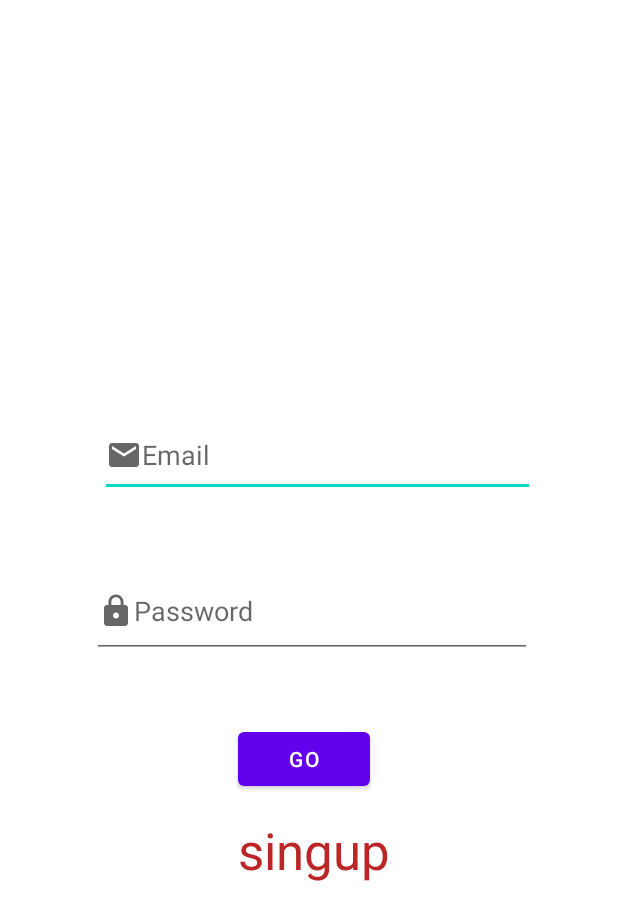
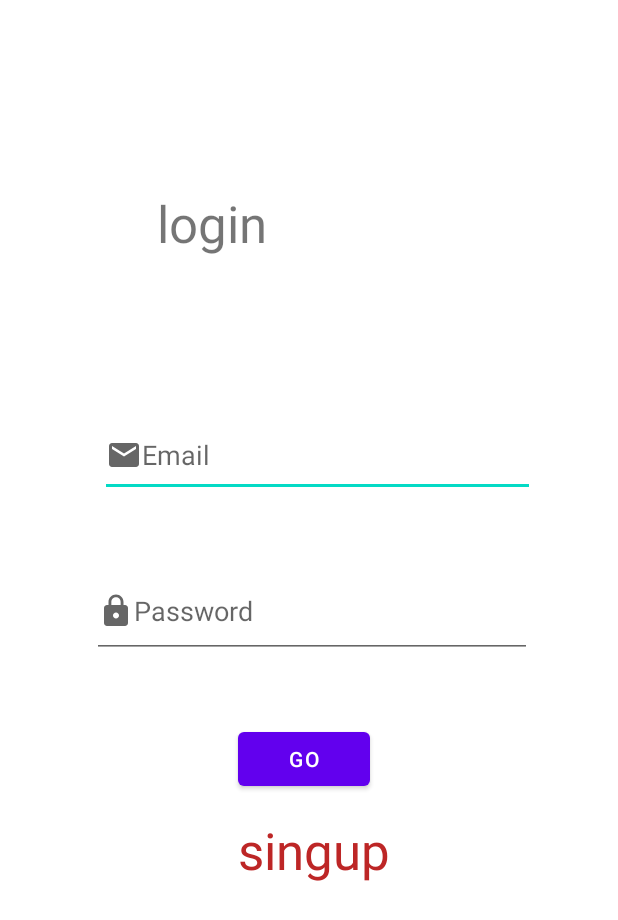
Before and after one commit to EmtenanAh/FinalProject, an Android app: the screen it shows after launch (Login), on a phone screen of 412 x 824 dp. Shown: the top 920 px of the screen. Run offline under Robolectric (Android 15) with nearby library versions, the phone set to English and light mode, and no system bars.

Commit message:
LoginActivity

```diff
--- a/app/src/main/java/com/example/finalproject/View/Registration.kt
+++ b/app/src/main/java/com/example/finalproject/View/Home/HomeActivity.kt
@@ -1,12 +1,12 @@
-package com.example.finalproject.View
+package com.example.finalproject.View.Home
 
 import androidx.appcompat.app.AppCompatActivity
 import android.os.Bundle
 import com.example.finalproject.R
 
-class Registration : AppCompatActivity() {
+class HomeActivity : AppCompatActivity() {
     override fun onCreate(savedInstanceState: Bundle?) {
         super.onCreate(savedInstanceState)
-        setContentView(R.layout.activity_registration)
+        setContentView(R.layout.activity_home)
     }
 }
--- /dev/null
+++ b/app/src/main/java/com/example/finalproject/View/Login/Login.kt
@@ -0,0 +1,25 @@
+package com.example.finalproject.View.Login
+
+import android.content.Intent
+import androidx.appcompat.app.AppCompatActivity
+import android.os.Bundle
+import androidx.activity.viewModels
+import com.example.finalproject.R
+import com.example.finalproject.View.Home.HomeActivity
+import com.example.finalproject.databinding.ActivityLoginBinding
+
+class Login : AppCompatActivity() {
+    override fun onCreate(savedInstanceState: Bundle?) {
+        super.onCreate(savedInstanceState)
+        val binding= ActivityLoginBinding.inflate(layoutInflater)
+        val vm:LoginViewModel by viewModels()
+        binding.login.setOnClickListener{
+            vm.login(binding.email.text.toString(),binding.password.text.toString())
+            vm.loginLiveData.observe(this,{
+                startActivity(Intent(this,HomeActivity::class.java))
+            })
+        }
+        setContentView(binding.root)
+
+    }
+}
--- a/app/src/main/java/com/example/finalproject/View/Login.kt
+++ b/app/src/main/java/com/example/finalproject/View/Registration/Registration.kt
@@ -1,12 +1,13 @@
-package com.example.finalproject.View
+package com.example.finalproject.View.Registration
 
 import androidx.appcompat.app.AppCompatActivity
 import android.os.Bundle
 import com.example.finalproject.R
 
-class Login : AppCompatActivity() {
+class Registration : AppCompatActivity() {
     override fun onCreate(savedInstanceState: Bundle?) {
         super.onCreate(savedInstanceState)
-        setContentView(R.layout.activity_login)
+        setContentView(R.layout.activity_registration)
+
     }
 }
--- /dev/null
+++ b/app/src/main/java/com/example/finalproject/View/Registration/RegistrationViewModel.kt
@@ -0,0 +1,4 @@
+package com.example.finalproject.View.Registration
+
+class RegistrationViewModel {
+}
--- a/app/src/main/java/com/example/finalproject/View/Splash.kt
+++ b/app/src/main/java/com/example/finalproject/View/Splash/Splash.kt
@@ -1,10 +1,11 @@
-package com.example.finalproject.View
+package com.example.finalproject.View.Splash
 
 import android.content.Intent
 import androidx.appcompat.app.AppCompatActivity
 import android.os.Bundle
 import android.os.Handler
 import com.example.finalproject.R
+import com.example.finalproject.View.Login.Login
 
 class Splash : AppCompatActivity() {
     override fun onCreate(savedInstanceState: Bundle?) {
--- a/app/src/main/res/layout/activity_login.xml
+++ b/app/src/main/res/layout/activity_login.xml
@@ -4,7 +4,7 @@
     xmlns:tools="http://schemas.android.com/tools"
     android:layout_width="match_parent"
     android:layout_height="match_parent"
-    tools:context=".View.Login">
+    tools:context=".View.Login.Login">
 
     <EditText
         android:id="@+id/email"
@@ -55,4 +55,17 @@
         android:textSize="34sp"
         app:layout_constraintEnd_toEndOf="parent"
         app:layout_constraintTop_toBottomOf="@+id/login" />
+
+    <TextView
+        android:id="@+id/textView2"
+        android:layout_width="202dp"
+        android:layout_height="71dp"
+        android:layout_marginTop="126dp"
+        android:layout_marginEnd="105dp"
+        android:layout_marginBottom="79dp"
+        android:text="login"
+        android:textSize="34sp"
+        app:layout_constraintBottom_toTopOf="@+id/email"
+        app:layout_constraintEnd_toEndOf="parent"
+        app:layout_constraintTop_toTopOf="parent" />
 </androidx.constraintlayout.widget.ConstraintLayout>
--- a/app/src/main/res/layout/activity_splash.xml
+++ b/app/src/main/res/layout/activity_splash.xml
@@ -4,7 +4,7 @@
     xmlns:tools="http://schemas.android.com/tools"
     android:layout_width="match_parent"
     android:layout_height="match_parent"
-    tools:context=".View.Splash">
+    tools:context=".View.Splash.Splash">
 
     <com.airbnb.lottie.LottieAnimationView
         android:id="@+id/x"
--- a/build.gradle
+++ b/build.gradle
@@ -7,6 +7,7 @@ buildscript {
     dependencies {
         classpath "com.android.tools.build:gradle:7.0.3"
         classpath "org.jetbrains.kotlin:kotlin-gradle-plugin:1.5.31"
+        classpath 'com.google.gms:google-services:4.3.10'
 
         // NOTE: Do not place your application dependencies here; they belong
         // in the individual module build.gradle files
```
Also changed, not shown: app/build.gradle (+14 -0 lines), app/src/main/AndroidManifest.xml (+11 -6 lines), app/src/main/java/com/example/finalproject/Repostory/UserRepository.kt (added, +25 -0 lines), app/src/main/java/com/example/finalproject/View/Login/LoginViewModel.kt (added, +14 -0 lines), app/src/main/res/layout/activity_home.xml (added, +9 -0 lines), app/src/main/res/layout/activity_main.xml (deleted, +0 -18 lines), app/src/main/res/layout/activity_registration.xml (+16 -1 lines).
